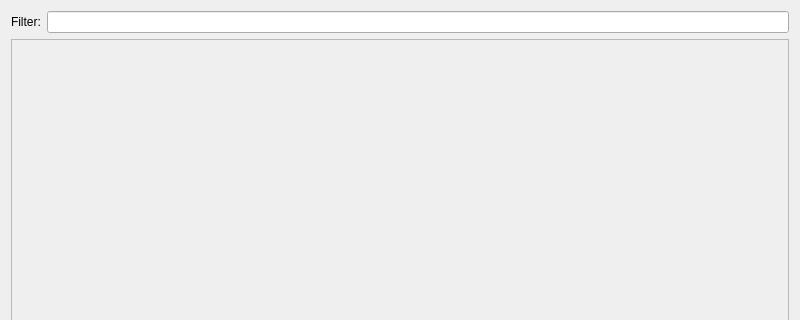
Old version of the form src/main/resources/base/preferences.ui in the repository j718/screentime; both pictures show x 0 to 800 and y 0 to 320 of the 800 by 600 pixel window.
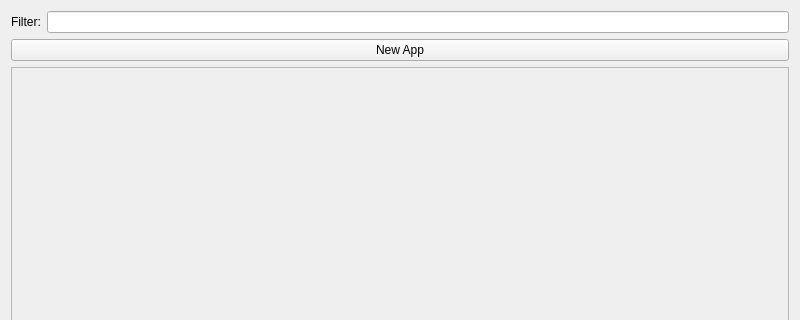
New version of the form.

```diff
--- a/src/main/resources/base/preferences.ui
+++ b/src/main/resources/base/preferences.ui
@@ -28,6 +28,13 @@
      </item>
     </layout>
    </item>
+   <item>
+    <widget class="QPushButton" name="newapp_button">
+     <property name="text">
+      <string>New App</string>
+     </property>
+    </widget>
+   </item>
    <item>
     <widget class="QScrollArea" name="scrollArea">
      <property name="widgetResizable">
@@ -39,7 +46,7 @@
         <x>0</x>
         <y>0</y>
         <width>784</width>
-        <height>452</height>
+        <height>410</height>
        </rect>
       </property>
       <layout class="QFormLayout" name="formLayout_2">
```
